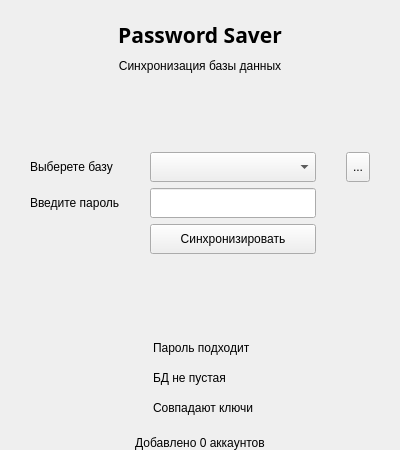
First picture: the form in ui/SyncDB.ui, repository Kerman1337/Keyforgetful, before the edit.
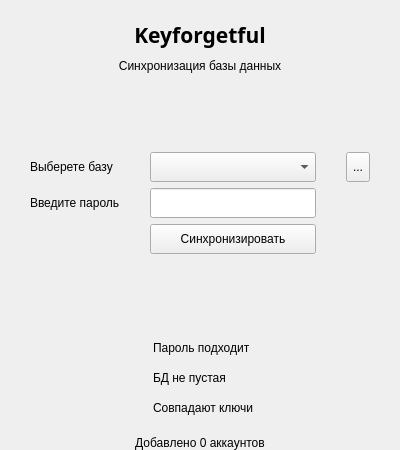
Second picture: the form after the edit. Icons and pictures are not drawn.

The edit to the form file:
```diff
--- a/ui/SyncDB.ui
+++ b/ui/SyncDB.ui
@@ -379,7 +379,7 @@
       </font>
      </property>
      <property name="text">
-      <string>Password Saver</string>
+      <string>Keyforgetful</string>
      </property>
      <property name="alignment">
       <set>Qt::AlignHCenter|Qt::AlignTop</set>
```
